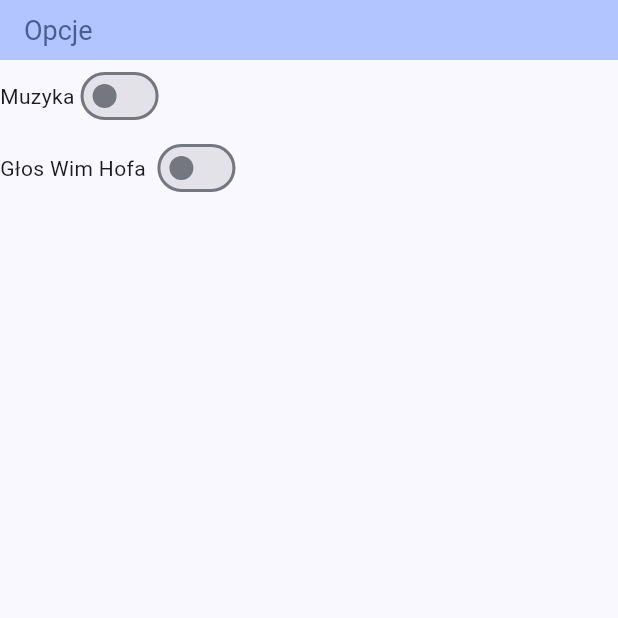
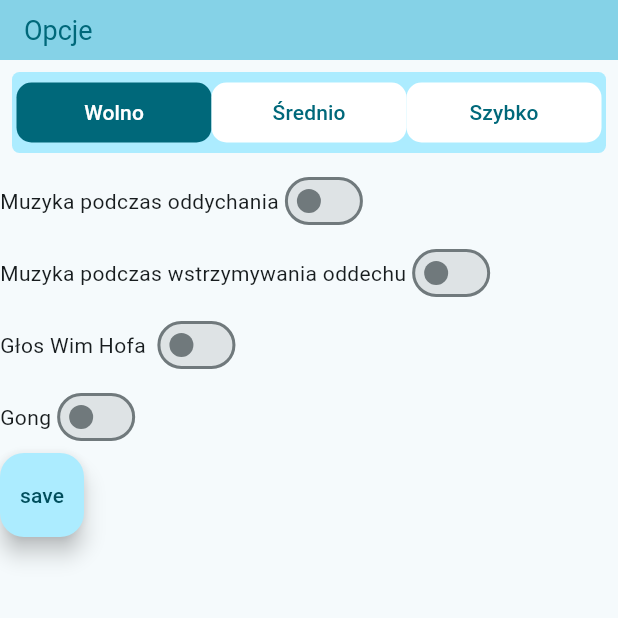
Before and after one commit to fifis83/projekt_medytacja, a Flutter app: the screen it shows after launch, on a phone screen of 412 x 824 dp, the top half of it. Run offline on Flutter 3.47's test engine with Material 3 defaults, Android fonts, the phone set to English and light mode, and no system bars.

Commit message:
whole lotta stuff

```diff
--- a/lib/main.dart
+++ b/lib/main.dart
@@ -1,4 +1,6 @@
+import 'dart:io';
 import 'package:flutter/material.dart';
+import 'package:path_provider/path_provider.dart';
 
 void main() {
   runApp(const MainApp());
@@ -10,33 +12,123 @@ class MainApp extends StatelessWidget {
   @override
   Widget build(BuildContext context) {
     return MaterialApp(
-
       title: 'Wim Hof',
       theme: ThemeData(
         colorScheme: ColorScheme.fromSeed(
-          seedColor: Color.fromARGB(255, 15, 48, 115),
+          seedColor: Color.fromARGB(255, 0, 50, 60),
           secondary: Colors.amber,
         ),
         useMaterial3: true,
       ),
 
-      home: Options(),
+      home: Options(storage: DataUtils(),),
     );
   }
 }
 
+
+class DataUtils {
+  Future<String> get _localPath async {
+    final directory = await getApplicationDocumentsDirectory();
+    return directory.path;
+  }
+
+  Future<File> get _localFile async {
+    //final path = await _localPath;
+    //return File('$path/data.txt');
+    //TODO fix the path
+    return File('/home/filip/dev/data.txt');
+  }
+
+  Future<File> writeData(
+    int bBR,
+    int speed,
+    bool bM,
+    bool rM,
+    bool v,
+    bool pAG,
+  ) async {
+    final file = await _localFile;
+    return file.writeAsString('$bBR,$speed,$bM,$rM,$v,$pAG,');
+  }
+
+  Future<(int, int, bool, bool, bool, bool)> readData() async {
+    try {
+      final file = await _localFile;
+      final contents = await file.readAsString();
+      final values = contents.split(',');
+      return (int.parse(values[0]),int.parse(values[1]),bool.parse(values[2]),bool.parse(values[3]),bool.parse(values[4]),bool.parse(values[5]));
+    } catch (e) {
+      return (30,1,false,false,false,false);
+    }
+  }
+}
+
 class Options extends StatefulWidget {
-  const Options({super.key});
+  const Options({super.key,required this.storage});
+
+  final DataUtils storage;
 
   @override
   State<Options> createState() => _OptionsState();
 }
 
 class _OptionsState extends State<Options> {
-  int breathingSpeed = 1;
-  bool music = false;
+  int  breathsBeforeRetention = 30;
+  bool breathingMusic = false;
+  bool retentionMusic = false;
   bool voice = false;
-  int breathsBeforeRetention = 30;
+  bool pingAndGong = false;
+  int  _speed = 1;
+
+  @override
+  void initState() {
+    super.initState();
+    widget.storage.readData().then((v) {
+      setState(() {
+        breathsBeforeRetention = v.$1;
+        _speed = v.$2;
+        breathingMusic = v.$3;
+        retentionMusic = v.$4;
+        voice = v.$5;
+        pingAndGong = v.$6;
+      });
+    });
+  }
+
+  Future<File> _saveData(){
+    setState((){});
+    return widget.storage.writeData(breathsBeforeRetention, _speed, breathingMusic, retentionMusic, voice, pingAndGong);
+  }
+
+  Widget customRadioButton(String text, int speed) {
+    return FilledButton(
+      onPressed: () {
+        setState(() {
+          _speed = speed;
+        });
+      },
+      style: FilledButton.styleFrom(
+        padding: const EdgeInsets.symmetric(horizontal: 2, vertical: 2),
+        shape: RoundedRectangleBorder(
+          borderRadius: BorderRadius.circular(10.0),
+        ),
+        backgroundColor:
+            (_speed == speed)
+                ? Theme.of(context).colorScheme.primary
+                : Theme.of(context).colorScheme.onPrimary,
+      ),
+      child: Text(
+        text,
+        style: TextStyle(
+          color:
+              (_speed == speed)
+                  ? Theme.of(context).colorScheme.onPrimary
+                  : Theme.of(context).colorScheme.primary,
+        ),
+      ),
+    );
+  }
 
   @override
   Widget build(BuildContext context) {
@@ -56,15 +148,50 @@ class _OptionsState extends State<Options> {
       body: Column(
         crossAxisAlignment: CrossAxisAlignment.start,
         children: [
+          Container(
+            margin: const EdgeInsets.all(8.0),
+            padding: const EdgeInsets.all(3.0),
+            decoration: BoxDecoration(
+              borderRadius: BorderRadius.circular(5),
+              color: Theme.of(context).colorScheme.primaryContainer,
+            ),
+            child: Row(
+              mainAxisAlignment: MainAxisAlignment.spaceEvenly,
+              children: [
+                Expanded(
+                  child: customRadioButton("Wolno",1),
+                ),
+                Expanded(
+                  child: customRadioButton("Średnio",2),
+                ),
+                Expanded(
+                  child: customRadioButton("Szybko", 3),
+                ),
+              ],
+            ),
+          ),
           // Music switch
           Row(
             children: [
-              Text("Muzyka"),
+              Text("Muzyka podczas oddychania"),
               Switch(
-                value: music,
+                value: breathingMusic,
                 onChanged: (val) {
                   setState(() {
-                    music = val;
+                    breathingMusic = val;
+                  });
+                },
+              ),
+            ],
+          ),
+          Row(
+            children: [
+              Text("Muzyka podczas wstrzymywania oddechu"),
+              Switch(
+                value: retentionMusic,
+                onChanged: (val) {
+                  setState(() {
+                    retentionMusic = val;
                   });
                 },
               ),
@@ -84,9 +211,52 @@ class _OptionsState extends State<Options> {
                 },
               ),
             ],
-          )
+          ),
+
+          // Ping and Gong at the end of session switch
+          Row(
+            children: [
+              Text("Gong"),
+              Switch(
+                value: pingAndGong,
+                onChanged: (val) {
+                  setState(() {
+                    pingAndGong = val;
+                  });
+                },
+              ),
+            ],
+          ),
+
+          // temp save button
+          Row(
+            children: [
+            FloatingActionButton(onPressed: _saveData,child:Text("save"))
+            ],
+          ),
+
         ],
       ),
     );
   }
 }
+
+class Breathing extends StatefulWidget {
+  const Breathing({super.key,required this.storage});
+
+  final DataUtils storage;
+
+  @override
+  State<Breathing> createState() => _BreathingState();
+}
+
+class _BreathingState extends State<Breathing> {
+
+
+
+  @override
+  Widget build(BuildContext context) {
+    // TODO: implement build
+    throw UnimplementedError();
+  }
+}
--- a/pubspec.yaml
+++ b/pubspec.yaml
@@ -9,6 +9,8 @@ environment:
 dependencies:
   flutter:
     sdk: flutter
+  io: ^1.0.5
+  path_provider: ^2.1.5
   window_size:
     git:
       url: https://github.com/google/flutter-desktop-embedding
```
Also changed, not shown: pubspec.lock, 1 other file.
